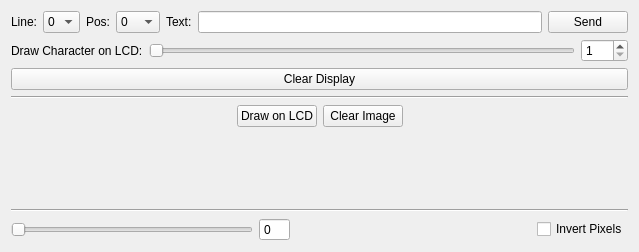
Old version of the form src/brickv/plugin_system/plugins/oled_128x64/ui/oled_128x64.ui in the repository Tinkerforge/brickv.
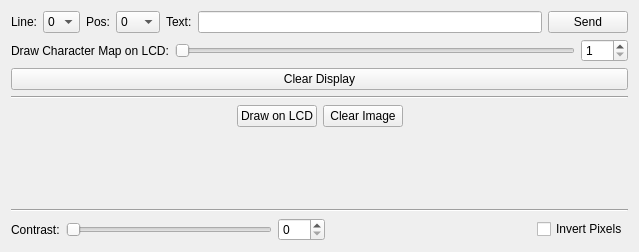
New version of the form.

Commit message: oled: Use SliderSpinSyncer helper class

```diff
--- a/src/brickv/plugin_system/plugins/oled_128x64/ui/oled_128x64.ui
+++ b/src/brickv/plugin_system/plugins/oled_128x64/ui/oled_128x64.ui
@@ -236,7 +236,7 @@
      <item>
       <widget class="QLabel" name="label_5">
        <property name="text">
-        <string>Draw Character on LCD:</string>
+        <string>Draw Character Map on LCD:</string>
        </property>
       </widget>
      </item>
@@ -363,6 +363,13 @@
    </item>
    <item>
     <layout class="QHBoxLayout" name="horizontalLayout_4">
+     <item>
+      <widget class="QLabel" name="label">
+       <property name="text">
+        <string>Contrast:</string>
+       </property>
+      </widget>
+     </item>
      <item>
       <widget class="QSlider" name="contrast_slider">
        <property name="maximum">
@@ -375,15 +382,6 @@
      </item>
      <item>
       <widget class="QSpinBox" name="contrast_spin">
-       <property name="frame">
-        <bool>true</bool>
-       </property>
-       <property name="readOnly">
-        <bool>true</bool>
-       </property>
-       <property name="buttonSymbols">
-        <enum>QAbstractSpinBox::NoButtons</enum>
-       </property>
        <property name="maximum">
         <number>255</number>
        </property>
```
Left out of the diff: 6 changed lines with no effect on the pictures. The commit also changes 3 other files.
